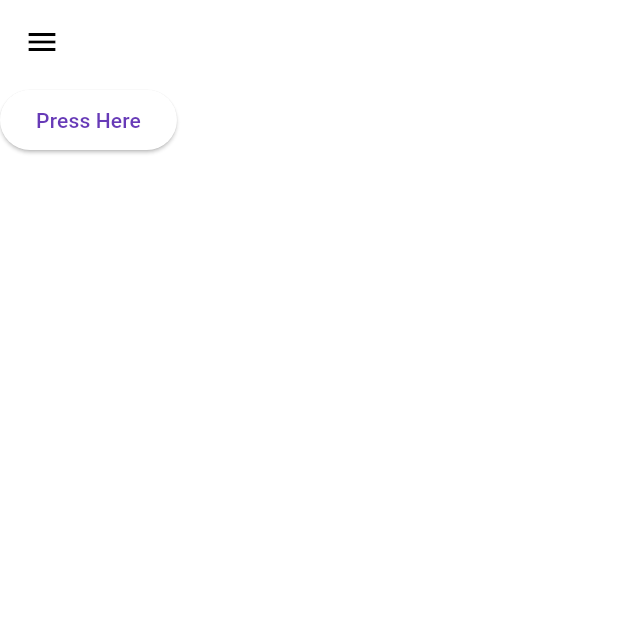
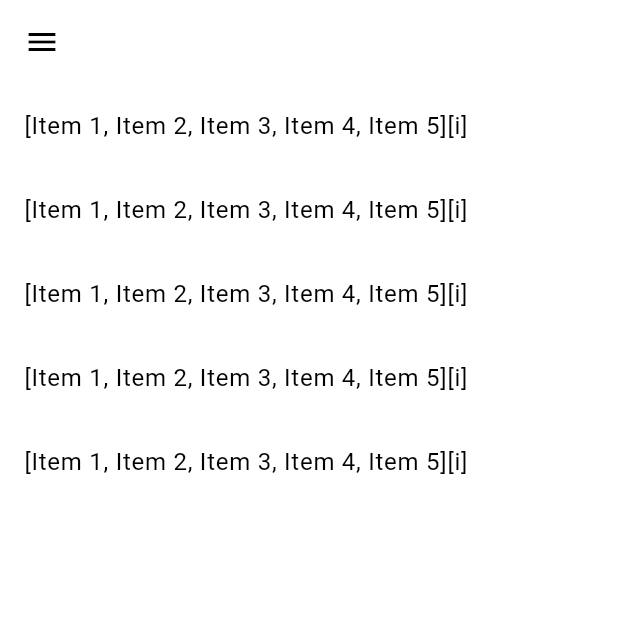
Before and after one commit to YousifAladower/appweal, a Flutter app: the screen it shows after launch, on a phone screen of 412 x 824 dp, the top half of it. Run offline on Flutter 3.47's test engine with Material 2 defaults, Android fonts, the phone set to English and light mode, and no system bars.

Commit message:
AlertDialog

```diff
--- /dev/null
+++ b/lib/AlertDialog.dart
@@ -0,0 +1,65 @@
+import 'package:flutter/material.dart';
+
+void main() {
+  runApp(const MyApp());
+}
+
+class MyApp extends StatelessWidget {
+  const MyApp({Key? key}) : super(key: key);
+
+  @override
+  Widget build(BuildContext context) {
+    return MaterialApp(
+      title: 'Flutter Demo',
+      theme: ThemeData(
+        colorScheme: ColorScheme.fromSwatch(
+          primarySwatch: Colors.deepPurple,
+        ),
+        useMaterial3: true,
+      ),
+      home: const MyHomePage(title: 'Flutter Demo Home Page'),
+    );
+  }
+}
+
+class MyHomePage extends StatefulWidget {
+  const MyHomePage({Key? key, required this.title}) : super(key: key);
+
+  final String title;
+
+  @override
+  State<MyHomePage> createState() => _MyHomePageState();
+}
+
+class _MyHomePageState extends State<MyHomePage> {
+  @override
+  Widget build(BuildContext context) {
+    return Scaffold(
+      appBar: AppBar(),
+      drawer: Drawer(),
+      body: Column(
+        children: [
+          ElevatedButton(
+            onPressed: () {
+             showDialog(context: context, builder: (context){
+              return AlertDialog(
+                actions: [
+                  TextButton(onPressed: (){print("ok");}, child: Text("ok")),
+                  TextButton(onPressed: (){print("ok");}, child: Text("cancel"))
+                ],
+                titlePadding: EdgeInsets.only(top: 20 ,left: 20),
+                title: Text("Title"),
+                content: Text("data data datadata"),
+                contentPadding: EdgeInsets.all(10),
+                contentTextStyle: TextStyle(fontSize: 20,color: Colors.red),
+              );
+
+             });
+            },
+            child: const Text("Press Here"),
+          ),
+        ],
+      ),
+    );
+  }
+}
--- a/lib/main.dart
+++ b/lib/main.dart
@@ -17,45 +17,38 @@ class MyApp extends StatelessWidget {
         ),
         useMaterial3: true,
       ),
-      home: const MyHomePage(title: 'Flutter Demo Home Page'),
+      home:  MyHomePage(),
     );
   }
 }
 
 class MyHomePage extends StatefulWidget {
-  const MyHomePage({Key? key, required this.title}) : super(key: key);
 
-  final String title;
+
 
   @override
   State<MyHomePage> createState() => _MyHomePageState();
 }
 
 class _MyHomePageState extends State<MyHomePage> {
+    final List<String> items = [
+    'Item 1',
+    'Item 2',
+    'Item 3',
+    'Item 4',
+    'Item 5',
+  ];
   @override
   Widget build(BuildContext context) {
     return Scaffold(
       appBar: AppBar(),
       drawer: Drawer(),
-      body: Column(
-        children: [
-          ElevatedButton(
-            onPressed: () {
-             showDialog(context: context, builder: (context){
-              return AlertDialog(
-                titlePadding: EdgeInsets.only(top: 20 ,left: 20),
-                title: Text("Title"),
-                content: Text("data data datadata"),
-                contentPadding: EdgeInsets.all(10),
-                contentTextStyle: TextStyle(fontSize: 20,color: Colors.red),
-              );
-
-             });
-            },
-            child: const Text("Press Here"),
-          ),
-        ],
-      ),
+      body: ListView.builder(
+        itemCount: 5,
+        itemBuilder: (context,i){
+          return ListTile(title: Text("$items[i]"),);
+        }
+        )
     );
   }
 }
```
